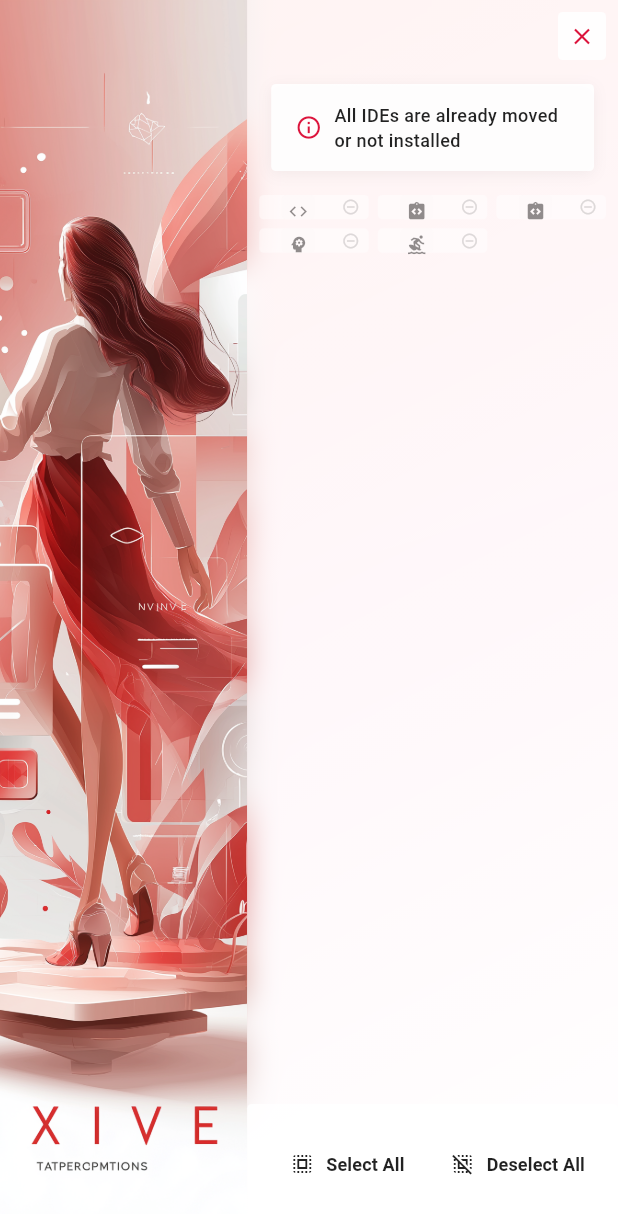
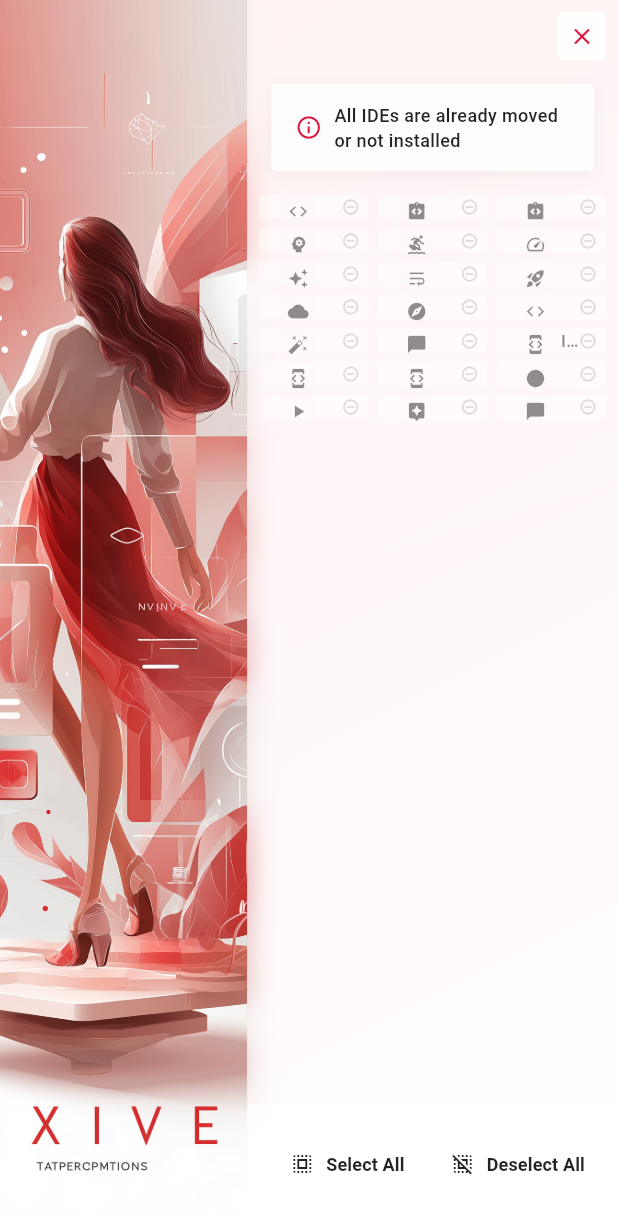
Before and after one commit to ZERO-DAWN-X/ide-faster, a Flutter app: the screen it shows after launch, on a phone screen of 412 x 824 dp. Shown: the top 1214 px of the screen. Run offline on Flutter 3.47's test engine with Material 3 defaults, Android fonts, the phone set to English and light mode, and no system bars.

Commit message:
Add new IDE entries and icons in home_screen.dart and ide_service.dart
Introduce additional IDEs including Zed, Trae, Wrap, Qader, Replit, Project IDX, GitHub Copilot, Tabnine, Codeium, IntelliJ, PyCharm, WebStorm, Eclipse Theia, Continue, Aider, and Codeium Chat. Update icon mapping in home_screen.dart and enhance the IDE model in ide_service.dart to support these new entries, improving the overall IDE selection experience.

```diff
--- a/ide_cache_mover/lib/screens/home_screen.dart
+++ b/ide_cache_mover/lib/screens/home_screen.dart
@@ -918,6 +918,35 @@ class _HomeScreenState extends State<HomeScreen> {
         return Icons.psychology;
       case 'windsurf':
         return Icons.surfing;
+      case 'zed':
+        return Icons.speed;
+      case 'trae':
+        return Icons.auto_awesome;
+      case 'wrap':
+        return Icons.wrap_text;
+      case 'qader':
+        return Icons.rocket_launch;
+      case 'replit':
+        return Icons.cloud;
+      case 'project_idx':
+        return Icons.explore;
+      case 'github_copilot':
+        return Icons.code;
+      case 'tabnine':
+        return Icons.auto_fix_high;
+      case 'codeium':
+      case 'codeium_chat':
+        return Icons.chat_bubble;
+      case 'intellij':
+      case 'pycharm':
+      case 'webstorm':
+        return Icons.developer_mode;
+      case 'eclipse_theia':
+        return Icons.brightness_1;
+      case 'continue':
+        return Icons.play_arrow;
+      case 'aider':
+        return Icons.assistant;
       default:
         return Icons.folder;
     }
--- a/ide_cache_mover/lib/services/ide_service.dart
+++ b/ide_cache_mover/lib/services/ide_service.dart
@@ -37,10 +37,106 @@ class IdeService {
         appDataFolderName: 'Windsurf',
         destinationFolderName: 'Windsurf',
       ),
+      IdeModel(
+        id: 'zed',
+        name: 'Zed',
+        appDataFolderName: 'Zed',
+        destinationFolderName: 'Zed',
+      ),
+      IdeModel(
+        id: 'trae',
+        name: 'Trae',
+        appDataFolderName: 'Trae',
+        destinationFolderName: 'Trae',
+      ),
+      IdeModel(
+        id: 'wrap',
+        name: 'Wrap',
+        appDataFolderName: 'Wrap',
+        destinationFolderName: 'Wrap',
+      ),
+      IdeModel(
+        id: 'qader',
+        name: 'Qader',
+        appDataFolderName: 'Qader',
+        destinationFolderName: 'Qader',
+      ),
+      IdeModel(
+        id: 'replit',
+        name: 'Replit',
+        appDataFolderName: 'Replit',
+        destinationFolderName: 'Replit',
+      ),
+      IdeModel(
+        id: 'project_idx',
+        name: 'Project IDX',
+        appDataFolderName: 'Project IDX',
+        destinationFolderName: 'Project-IDX',
+      ),
+      IdeModel(
+        id: 'github_copilot',
+        name: 'GitHub Copilot',
+        appDataFolderName: 'GitHub Copilot',
+        destinationFolderName: 'GitHub-Copilot',
+      ),
+      IdeModel(
+        id: 'tabnine',
+        name: 'Tabnine',
+        appDataFolderName: 'Tabnine',
+        destinationFolderName: 'Tabnine',
+      ),
+      IdeModel(
+        id: 'codeium',
+        name: 'Codeium',
+        appDataFolderName: 'Codeium',
+        destinationFolderName: 'Codeium',
+      ),
+      IdeModel(
+        id: 'intellij',
+        name: 'IntelliJ IDEA',
+        appDataFolderName: 'JetBrains',
+        destinationFolderName: 'JetBrains',
+      ),
+      IdeModel(
+        id: 'pycharm',
+        name: 'PyCharm',
+        appDataFolderName: 'JetBrains',
+        destinationFolderName: 'JetBrains',
+      ),
+      IdeModel(
+        id: 'webstorm',
+        name: 'WebStorm',
+        appDataFolderName: 'JetBrains',
+        destinationFolderName: 'JetBrains',
+      ),
+      IdeModel(
+        id: 'eclipse_theia',
+        name: 'Eclipse Theia',
+        appDataFolderName: 'Eclipse Theia',
+        destinationFolderName: 'Eclipse-Theia',
+      ),
+      IdeModel(
+        id: 'continue',
+        name: 'Continue',
+        appDataFolderName: 'Continue',
+        destinationFolderName: 'Continue',
+      ),
+      IdeModel(
+        id: 'aider',
+        name: 'Aider',
+        appDataFolderName: 'Aider',
+        destinationFolderName: 'Aider',
+      ),
+      IdeModel(
+        id: 'codeium_chat',
+        name: 'Codeium Chat',
+        appDataFolderName: 'Codeium Chat',
+        destinationFolderName: 'Codeium-Chat',
+      ),
     ];
   }
 
-  /// Check all IDEs and their status (returns all 5 IDEs)
+  /// Check all IDEs and their status (returns all AI-powered IDEs)
   static Future<List<IdeModel>> checkAvailableIdes() async {
     final ides = getAvailableIdes();
     final appDataPath = FileOperationService.getAppDataPath();
```
